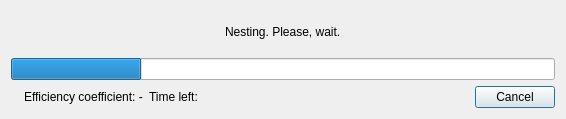
This is src/app/valentina/dialogs/dialoglayoutprogress.ui in OpnTec/fashionmaker as Qt 5 draws it before an edit. The edited form follows.
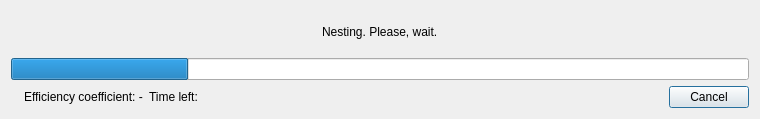
This is the edited form. Icons and pictures are not drawn.

Commit message:
Adjust size of the dialog to give more space for labels.
branch : develop

Diff of the .ui file:
```diff
--- a/src/app/valentina/dialogs/dialoglayoutprogress.ui
+++ b/src/app/valentina/dialogs/dialoglayoutprogress.ui
@@ -9,7 +9,7 @@
    <rect>
     <x>0</x>
     <y>0</y>
-    <width>566</width>
+    <width>760</width>
     <height>119</height>
    </rect>
   </property>
```
